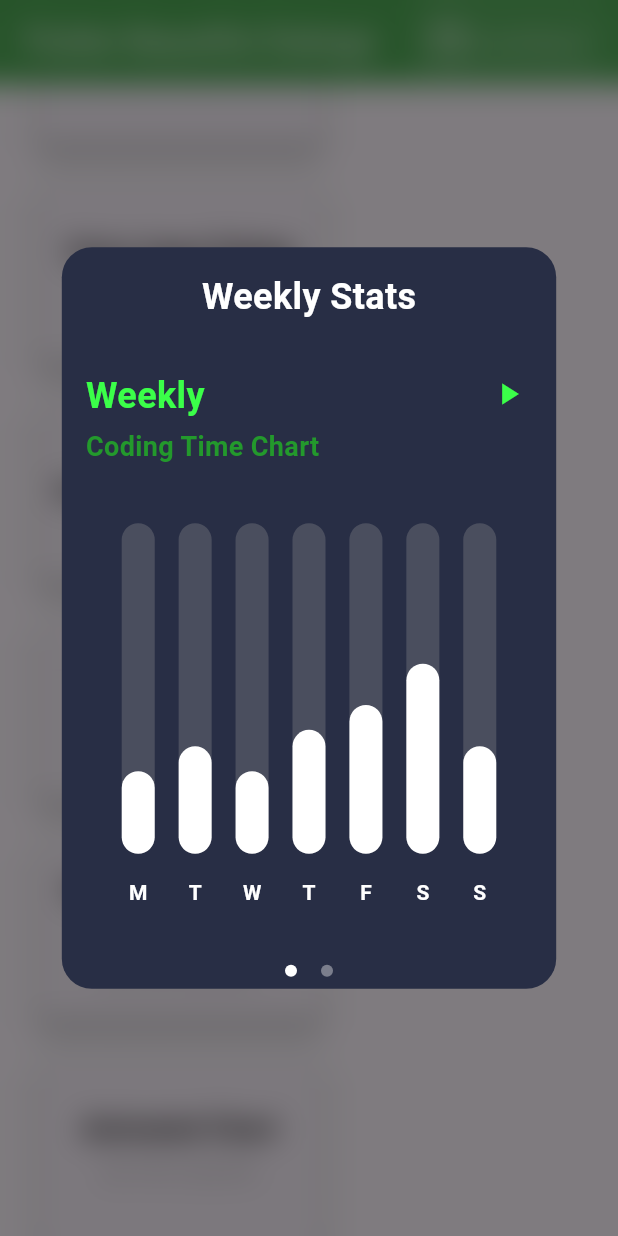
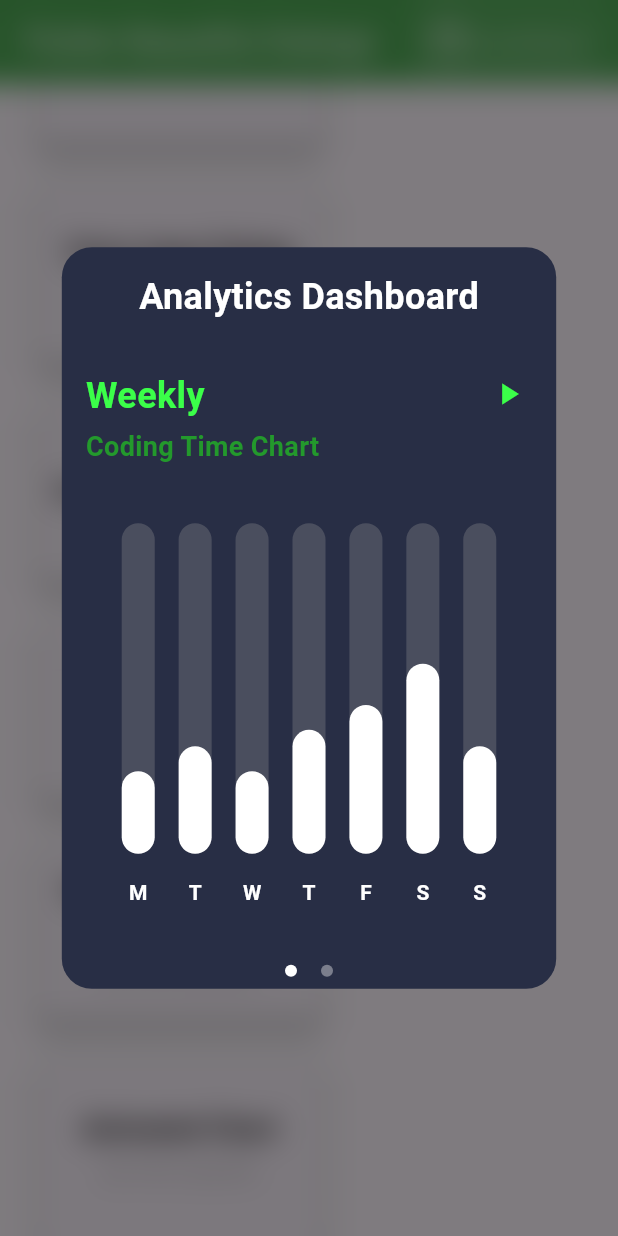
Before and after one commit to Docteur-Parfait/beautiful_dialog, a Flutter app: the screen it shows after launch, scrolled down 2880 dp, after a tap on "Animated Chart", on a phone screen of 412 x 824 dp. Run offline on Flutter 3.47's test engine with Material 3 defaults, Android fonts, the phone set to English and light mode, and no system bars; drawn by our look-alikes of fl_chart; our stand-ins replace audioplayers, bot_toast, chat_bubbles, file_picker, flutter_card_swiper, flutter_svg and 3 more; missing offline and left inert: dart:html.

Commit message:
Refactor dialog_view.dart and update chart title

```diff
--- a/lib/views/dialog_view.dart
+++ b/lib/views/dialog_view.dart
@@ -244,8 +244,8 @@ class _DialogViewState extends State<DialogView> {
                 text: "Animated Chart",
                 author: "Tech Apostle",
                 onTap: () => ChartDialog.showChartDialog(
-                context,
-                title: "Weekly Stats",
+                  context,
+                  title: "Analytics Dashboard",
                 ),
               ),
               CustomButton(
```
